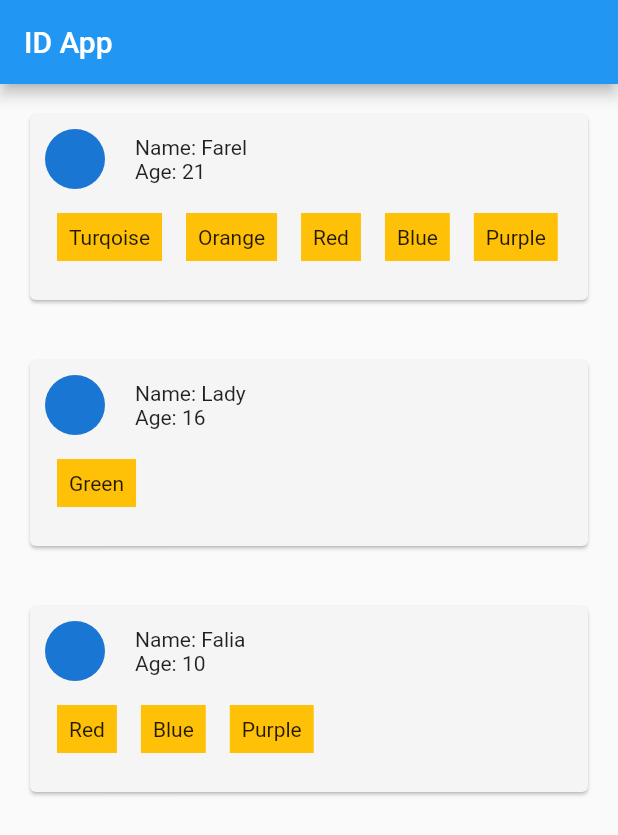
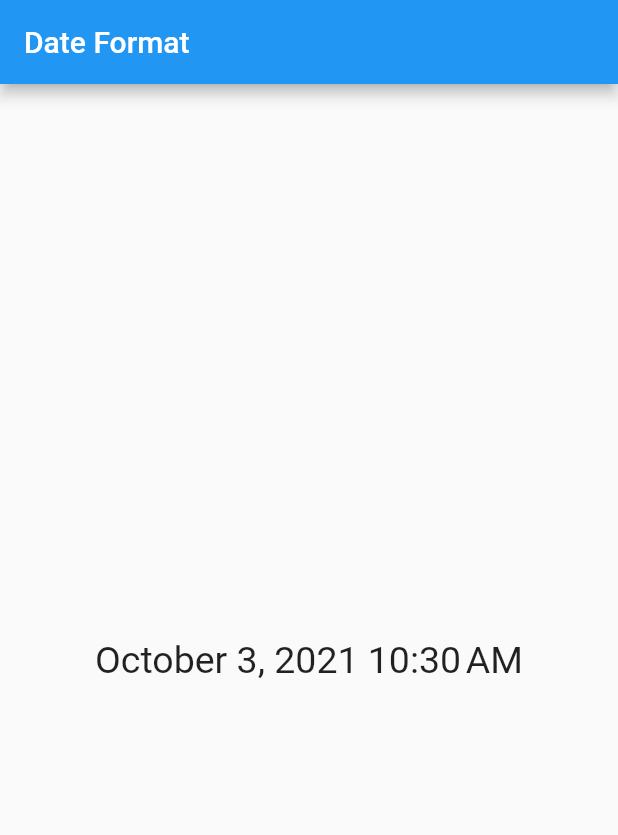
Before and after one commit to alfarelzaki/dart_fundamental, a Flutter app: the screen it shows after launch, on a phone screen of 412 x 824 dp. Shown: the top 835 px of the screen. Run offline on Flutter 3.47's test engine with Material 2 defaults, Android fonts, the phone set to English and light mode, and no system bars; our stand-ins replace faker.

Commit message:
date format

```diff
--- a/lib/main.dart
+++ b/lib/main.dart
@@ -1,92 +1,29 @@
 import 'package:faker/faker.dart';
 import 'package:flutter/cupertino.dart';
 import 'package:flutter/material.dart';
+import 'package:intl/intl.dart';
 
 main() {
   runApp(MyApp());
 }
 
 class MyApp extends StatelessWidget {
-  final List<Map<String, dynamic>> myList = [
-    {
-      "Name": "Farel",
-      "Age": 21,
-      "favColor": [
-        "Turqoise",
-        "Orange",
-        "Red",
-        "Blue",
-        "Purple",
-        "Turqoise",
-        "Orange",
-        "Red",
-        "Blue",
-        "Purple"
-      ]
-    },
-    {
-      "Name": "Lady",
-      "Age": 16,
-      "favColor": ["Green"]
-    },
-    {
-      "Name": "Falia",
-      "Age": 10,
-      "favColor": ["Red", "Blue", "Purple"]
-    },
-  ];
 
   @override
   Widget build(BuildContext context) {
     return MaterialApp(
       home: Scaffold(
-        appBar: AppBar(title: Text("ID App")),
-        body: ListView(
-          children: myList.map((data) {
-            List myfavcolor = data["favColor"];
+        appBar: AppBar(
+          title: Text("Date Format"),
+        ),
 
-            return Card(
-              margin: EdgeInsets.all(20),
-              color: Colors.grey[100],
-              child: Container(
-                margin: EdgeInsets.all(10),
-                child: Column(
-                  crossAxisAlignment: CrossAxisAlignment.start,
-                  children: [
-                    Row(
-                      children: [
-                        CircleAvatar(),
-                        SizedBox(
-                          width: 20,
-                        ),
-                        Column(
-                          crossAxisAlignment: CrossAxisAlignment.start,
-                          children: [
-                            Text("Name: ${data['Name']}"),
-                            Text("Age: ${data['Age']}"),
-                          ],
-                        )
-                      ],
-                    ),
-                    SingleChildScrollView(
-                      scrollDirection: Axis.horizontal,
-                      child: Row(
-                        children: myfavcolor.map((color) {
-                          return Container(
-                            child: Text(color),
-                            color: Colors.amber,
-                            margin:
-                                EdgeInsets.symmetric(vertical: 16, horizontal: 8),
-                            padding: EdgeInsets.all(8),
-                          );
-                        }).toList(),
-                      ),
-                    ),
-                  ],
-                ),
-              ),
-            );
-          }).toList(),
+        body: Center(
+          child: Text(
+            DateFormat.yMMMMd().add_jm().format(DateTime.now()),
+            style: TextStyle(
+              fontSize: 25
+            ),
+          ),
         ),
       ),
     );
--- a/pubspec.yaml
+++ b/pubspec.yaml
@@ -30,6 +30,7 @@ dependencies:
   flutter:
     sdk: flutter
   faker: ^2.0.0
+  intl: ^0.17.0
 
 
   # The following adds the Cupertino Icons font to your application.
```
Also changed, not shown: pubspec.lock.
